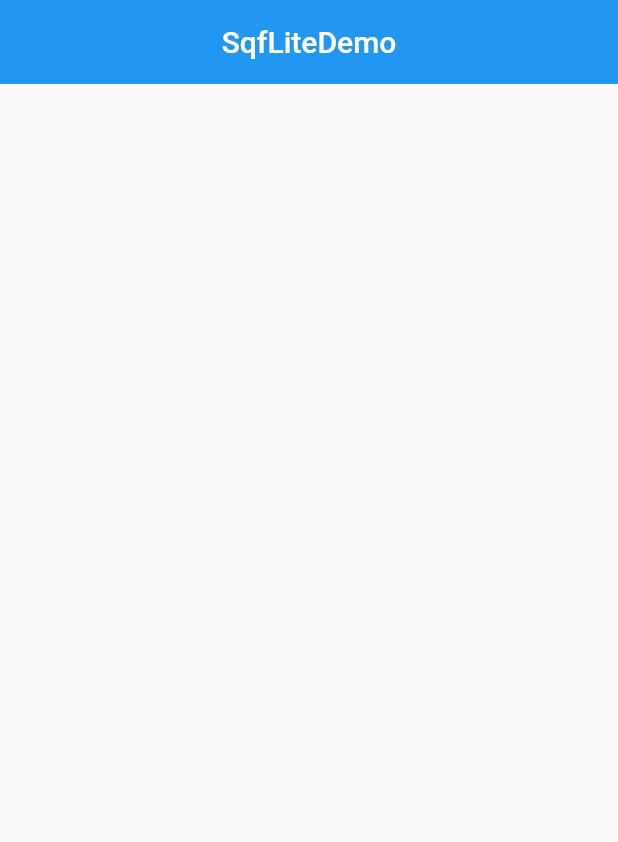
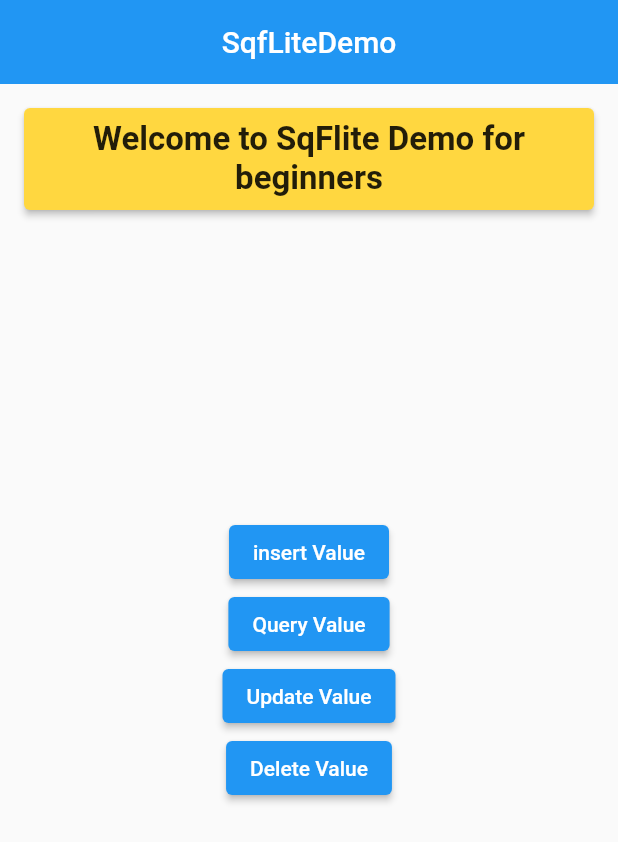
Before and after one commit to SmitModi91/sqflite_with_flutter, a Flutter app: the screen it shows after launch, on a phone screen of 412 x 824 dp. Shown: the top 842 px of the screen. Run offline on Flutter 3.47's test engine with Material 2 defaults, Android fonts, the phone set to English and light mode, and no system bars; our stand-ins replace sqflite; accounts and stored records are empty.

Commit message:
Check insert, update, query , delete method with Sqflite in demo

```diff
--- a/lib/main.dart
+++ b/lib/main.dart
@@ -1,10 +1,16 @@
 import 'package:flutter/material.dart';
+import 'dbHelper/DatabaseHelper.dart';
 
-void main() {
-  runApp(MaterialApp(
+// Here we are using a global variable. You can use something like
+// get_it in a production app.
+final dbHelper = DatabaseHelper();
+
+Future<void> main() async {
+  WidgetsFlutterBinding.ensureInitialized();
+  await dbHelper.init();
+  runApp(const MaterialApp(
     home: Home(),
   ));
-
 }
 
 class Home extends StatefulWidget {
@@ -19,10 +25,104 @@ class _HomeState extends State<Home> {
   Widget build(BuildContext context) {
     return Scaffold(
       appBar: AppBar(
-        title: Text( "SqfLiteDemo"),
+        title: const Text("SqfLiteDemo"),
         centerTitle: true,
         elevation: 0,
       ),
+      body: Stack(children: [
+        const Padding(
+          padding: const EdgeInsets.all(8.0),
+          child: Card(
+            child: Padding(
+              padding: EdgeInsets.all(8.0),
+              child: Text(
+                'Welcome to SqFlite Demo for beginners',
+                textAlign: TextAlign.center,
+                style: TextStyle(
+                  fontWeight: FontWeight.bold,
+                  fontSize: 22,
+                ),
+              ),
+            ),
+            borderOnForeground: true,
+            elevation: 2,
+            color: Colors.amberAccent,
+            clipBehavior: Clip.antiAliasWithSaveLayer,
+            margin: EdgeInsets.all(8),
+
+          ),
+        ),
+        Container(
+          alignment: Alignment.center,
+          child: Column(
+            mainAxisAlignment: MainAxisAlignment.center,
+            children: [
+              ElevatedButton(
+                onPressed: () {
+                  _insert();
+                },
+                child: const Text('insert Value'),
+              ),
+              ElevatedButton(
+                onPressed: () {
+                  _query();
+                },
+                child: const Text('Query Value'),
+              ),
+              ElevatedButton(
+                onPressed: () {
+                  _update();
+                },
+                child: const Text('Update Value'),
+              ),
+              ElevatedButton(
+                onPressed: () {
+                  _delete();
+                },
+                child: const Text('Delete Value'),
+              ),
+            ],
+          ),
+        ),
+      ]),
     );
   }
 }
+
+// Button onPressed methods
+
+void _insert() async {
+  // row to insert
+  Map<String, dynamic> row = {
+    DatabaseHelper.columnName: 'Smit Modi',
+    DatabaseHelper.columnAge: 32
+  };
+  final id = await dbHelper.insert(row);
+  debugPrint('inserted row id: $id');
+}
+
+void _query() async {
+  final allRows = await dbHelper.queryAllRows();
+  debugPrint('query all rows:');
+  for (final row in allRows) {
+    debugPrint(row.toString());
+  }
+}
+
+void _update() async {
+  // row to update
+  Map<String, dynamic> row = {
+    DatabaseHelper.columnId: 1,
+    DatabaseHelper.columnName: 'Mary',
+    DatabaseHelper.columnAge: 32
+  };
+  final rowsAffected = await dbHelper.update(row);
+  debugPrint('updated $rowsAffected row(s)');
+}
+
+void _delete() async {
+  // Assuming that the number of rows is the id for the last row.
+  final id = await dbHelper.queryRowCount();
+  final rowsDeleted = await dbHelper.delete(id);
+  debugPrint('deleted $rowsDeleted row(s): row $id');
+}
--- a/pubspec.yaml
+++ b/pubspec.yaml
@@ -31,7 +31,9 @@ environment:
 dependencies:
   flutter:
     sdk: flutter
-
+  sqflite: ^2.2.2
+  path_provider: ^2.0.11
+  path: ^1.8.2
 
   # The following adds the Cupertino Icons font to your application.
   # Use with the CupertinoIcons class for iOS style icons.
```
Also changed, not shown: lib/dbHelper/DatabaseHelper.dart (added, +91 -0 lines), pubspec.lock, 3 other files.
